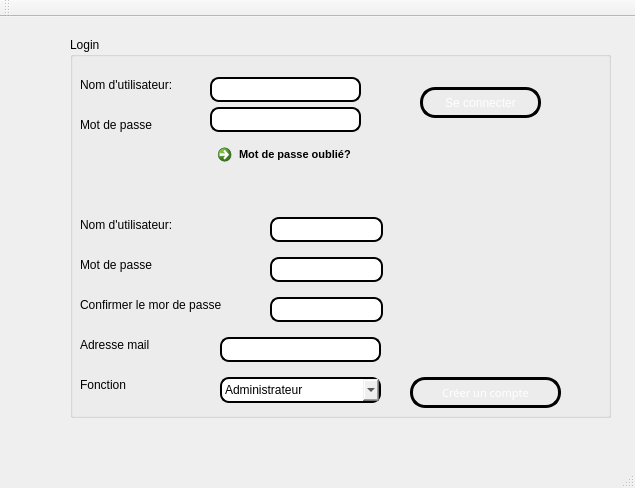
First picture: the form in mainwindow.ui, repository khalilboumalela/Projetc-2223, before the edit.
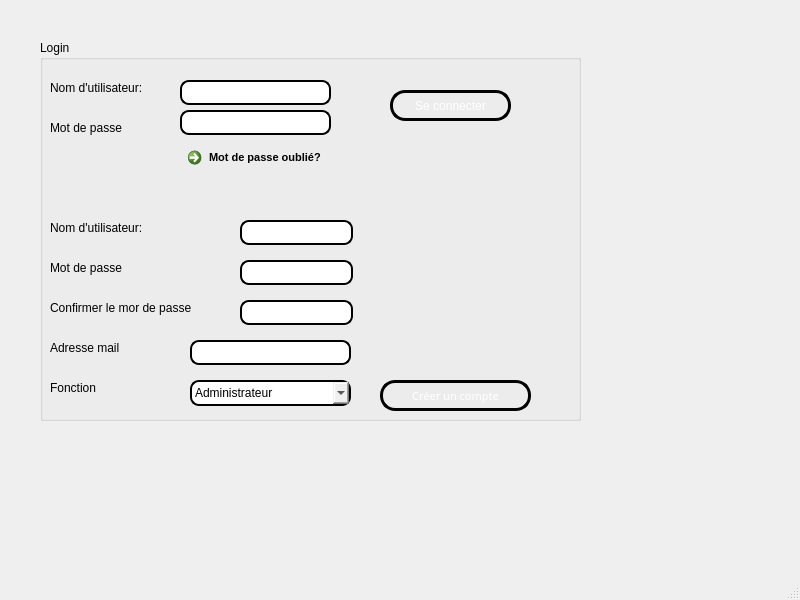
Second picture: the form after the edit.

```diff
--- a/mainwindow.ui
+++ b/mainwindow.ui
@@ -6,8 +6,8 @@
    <rect>
     <x>0</x>
     <y>0</y>
-    <width>635</width>
-    <height>488</height>
+    <width>800</width>
+    <height>600</height>
    </rect>
   </property>
   <property name="windowTitle">
@@ -17,8 +17,8 @@
    <widget class="QGroupBox" name="groupBox">
     <property name="geometry">
      <rect>
-      <x>70</x>
-      <y>20</y>
+      <x>40</x>
+      <y>40</y>
       <width>541</width>
       <height>381</height>
      </rect>
@@ -420,17 +420,8 @@
     </rect>
    </property>
   </widget>
-  <widget class="QToolBar" name="mainToolBar">
-   <attribute name="toolBarArea">
-    <enum>TopToolBarArea</enum>
-   </attribute>
-   <attribute name="toolBarBreak">
-    <bool>false</bool>
-   </attribute>
-  </widget>
-  <widget class="QStatusBar" name="statusBar"/>
+  <widget class="QStatusBar" name="statusbar"/>
  </widget>
- <layoutdefault spacing="6" margin="11"/>
  <resources/>
  <connections/>
 </ui>
```
Left out of the diff: 10 changed lines with no effect on the pictures.
